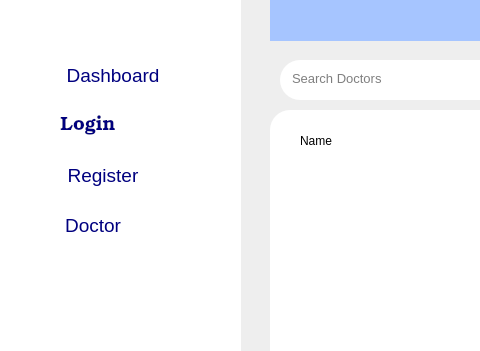
This is frontend/maindashboard.ui in rushii1192/covid-mgmt as Qt 5 draws it before an edit; both pictures show x 0 to 480 and y 180 to 531 of the 1255 by 696 pixel window. The edited form follows.
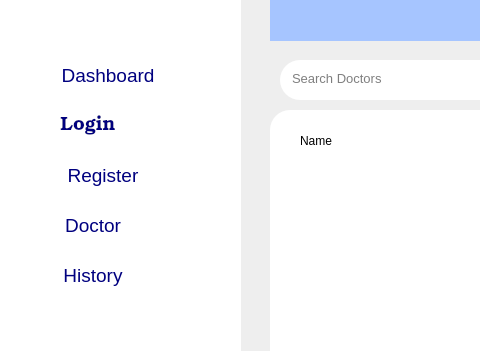
This is the edited form. Icons and pictures are not drawn.

Patch:
```diff
--- a/frontend/maindashboard.ui
+++ b/frontend/maindashboard.ui
@@ -125,9 +125,9 @@
     <widget class="QPushButton" name="dashboardButton">
      <property name="geometry">
       <rect>
-       <x>50</x>
+       <x>40</x>
        <y>240</y>
-       <width>121</width>
+       <width>131</width>
        <height>31</height>
       </rect>
      </property>
@@ -190,6 +190,40 @@
       <string>Doctor</string>
      </property>
     </widget>
+    <widget class="QPushButton" name="historyButton">
+     <property name="geometry">
+      <rect>
+       <x>40</x>
+       <y>440</y>
+       <width>101</width>
+       <height>31</height>
+      </rect>
+     </property>
+     <property name="font">
+      <font>
+       <pointsize>14</pointsize>
+      </font>
+     </property>
+     <property name="cursor">
+      <cursorShape>PointingHandCursor</cursorShape>
+     </property>
+     <property name="styleSheet">
+      <string notr="true">QPushButton#historyButton{
+	background-color:rgb(255, 255, 255);
+	border-radius:15px;
+	padding-left:5px;
+	color:rgb(0, 0, 127);
+}
+
+QPushButton#historyButton:hover{
+	color:rgb(255, 255, 255);
+	background-color:rgb(0, 0, 127);
+}</string>
+     </property>
+     <property name="text">
+      <string>History</string>
+     </property>
+    </widget>
    </widget>
    <widget class="QWidget" name="widget_2" native="true">
     <property name="geometry">
```
